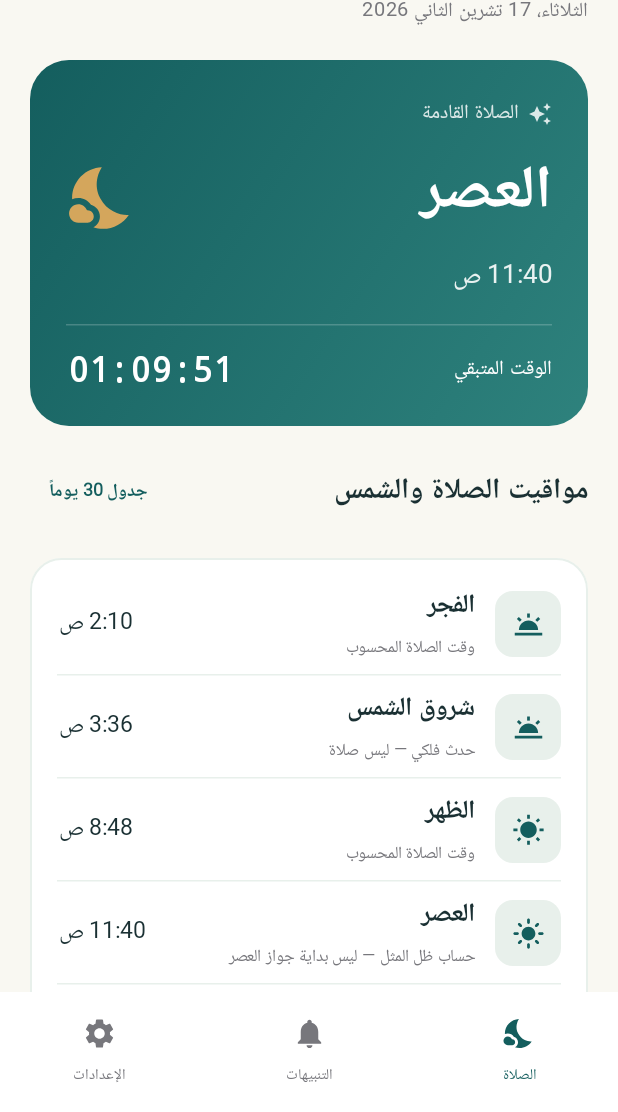
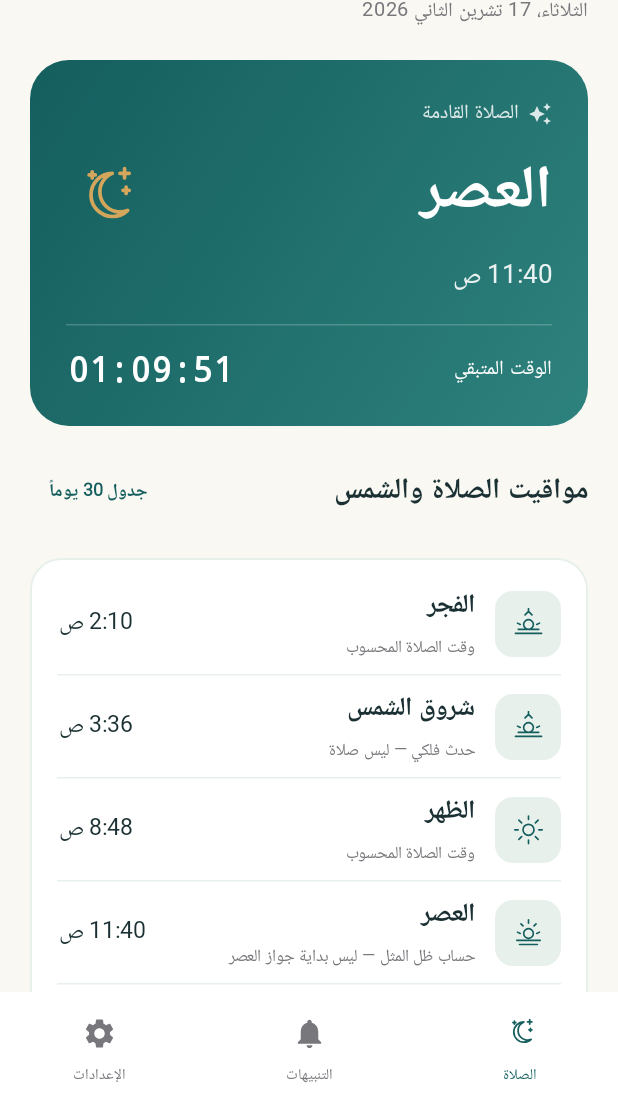
Before and after one commit to AbbasSabah97/My-Prayer, an Android app built with Jetpack Compose: the screen it shows after launch (MainActivity), on a phone screen of 412 x 824 dp, the part 124-1236 px from its top. Run offline under Robolectric (Android 15) with nearby library versions, the phone set to English and light mode, and no system bars; Roboto replaces fonts that are not available here.

Commit message:
Add reference-matched prayer icons and five-prayer Android home screen widget

```diff
--- a/android/app/build.gradle.kts
+++ b/android/app/build.gradle.kts
@@ -10,8 +10,8 @@ android {
         applicationId = "com.abbassabah.myprayer"
         minSdk = 30
         targetSdk = 32
-        versionCode = 7
-        versionName = "1.4.0"
+        versionCode = 8
+        versionName = "1.5.0"
         testInstrumentationRunner = "androidx.test.runner.AndroidJUnitRunner"
     }
     buildTypes {
--- a/android/app/src/main/kotlin/com/abbassabah/myprayer/MainActivity.kt
+++ b/android/app/src/main/kotlin/com/abbassabah/myprayer/MainActivity.kt
@@ -34,6 +34,7 @@ import androidx.compose.ui.Modifier
 import androidx.compose.ui.graphics.Brush
 import androidx.compose.ui.graphics.Color
 import androidx.compose.ui.platform.LocalContext
+import androidx.compose.ui.res.painterResource
 import androidx.compose.ui.text.font.Font
 import androidx.compose.ui.text.font.FontFamily
 import androidx.compose.ui.text.font.FontWeight
@@ -125,6 +126,7 @@ private fun PrayerApp() {
                 locationLabel = "موقعي الحالي"
                 locationMessage = null
                 PrayerLocationStore.save(context, lat, lon)
+                PrayerWidgetUpdater.update(context)
             }
         } else {
             locationMessage = "لم تمنح إذن الموقع. يمكنك اختيار مدينة عراقية يدويًا."
@@ -142,6 +144,7 @@ private fun PrayerApp() {
     val updateSettings: (PrayerSettings) -> Unit = { updated ->
         settings = updated
         PrayerSettingsStore.save(context, updated)
+        PrayerWidgetUpdater.update(context)
     }
 
     fun updateLocation() {
@@ -199,6 +202,7 @@ private fun PrayerApp() {
     }
 
     LaunchedEffect(Unit) {
+        PrayerWidgetUpdater.update(context)
         while (true) {
             nowMillis = System.currentTimeMillis()
             notificationStatus = PrayerNotificationScheduler.notificationsAllowed(context)
@@ -798,14 +802,22 @@ private fun AngleStepper(title: String, value: Double, minimum: Double, maximum:
 }
 
 @Composable
+private fun prayerDrawable(name: String): Int? = when (name) {
+    "sunrise.fill", "sunrise" -> R.drawable.ic_prayer_fajr
+    "sun.max.fill" -> R.drawable.ic_prayer_dhuhr
+    "sun.haze.fill" -> R.drawable.ic_prayer_asr
+    "sunset.fill", "sunset" -> R.drawable.ic_prayer_maghrib
+    "moon.stars.fill", "moon.zzz.fill" -> R.drawable.ic_prayer_isha
+    else -> null
+}
+
+@Composable
 private fun AppSymbol(name: String, modifier: Modifier = Modifier, tint: Color = AppTeal) {
+    val prayerIcon = prayerDrawable(name)
+    if (prayerIcon != null) {
+        Icon(painterResource(prayerIcon), contentDescription = null, modifier = modifier, tint = tint)
+    } else {
         val image = when (name) {
-        "sunrise.fill", "sunrise" -> Icons.Filled.WbTwilight
-        "sun.max.fill" -> Icons.Filled.WbSunny
-        "sun.haze.fill" -> Icons.Filled.LightMode
-        "sunset.fill", "sunset" -> Icons.Filled.Brightness4
-        "moon.stars.fill" -> Icons.Filled.NightsStay
-        "moon.zzz.fill" -> Icons.Filled.Bedtime
             "bell.badge.fill" -> Icons.Filled.Notifications
             "bell.slash.fill" -> Icons.Filled.NotificationsOff
             "checkmark.seal.fill" -> Icons.Filled.Verified
@@ -818,6 +830,7 @@ private fun AppSymbol(name: String, modifier: Modifier = Modifier, tint: Color =
             else -> Icons.Filled.Circle
         }
         Icon(image, contentDescription = null, modifier = modifier, tint = tint)
+    }
 }
 
 @Composable
--- a/android/app/src/main/kotlin/com/abbassabah/myprayer/PrayerSettings.kt
+++ b/android/app/src/main/kotlin/com/abbassabah/myprayer/PrayerSettings.kt
@@ -82,6 +82,7 @@ object PrayerSettingsStore {
             put("asrModeOverride", settings.asrModeOverride ?: JSONObject.NULL)
         }
         context.getSharedPreferences(PREFS, Context.MODE_PRIVATE).edit().putString(SETTINGS, root.toString()).apply()
+        PrayerWidgetUpdater.update(context)
     }
     private fun JSONObject.optionalDouble(key: String): Double? {
         if (!has(key) || isNull(key)) return null
--- /dev/null
+++ b/android/app/src/main/res/drawable/ic_prayer_asr.xml
@@ -0,0 +1,6 @@
+<?xml version="1.0" encoding="utf-8"?>
+<vector xmlns:android="http://schemas.android.com/apk/res/android"
+    android:width="24dp" android:height="24dp" android:viewportWidth="48" android:viewportHeight="48">
+    <path android:fillColor="#00145E5E" android:strokeColor="#145E5E" android:strokeWidth="2.4"
+        android:strokeLineCap="round" android:strokeLineJoin="round" android:pathData="M24,17 A7,7 0,1 0,24,31 A7,7 0,1 0,24,17 M24,4 L24,9 M8,22 L12,24 M40,22 L36,24 M7,34 L41,34 M11,40 L37,40 M16,13 L13,10 M32,13 L35,10" />
+</vector>
--- /dev/null
+++ b/android/app/src/main/res/drawable/ic_prayer_dhuhr.xml
@@ -0,0 +1,6 @@
+<?xml version="1.0" encoding="utf-8"?>
+<vector xmlns:android="http://schemas.android.com/apk/res/android"
+    android:width="24dp" android:height="24dp" android:viewportWidth="48" android:viewportHeight="48">
+    <path android:fillColor="#00145E5E" android:strokeColor="#145E5E" android:strokeWidth="2.4"
+        android:strokeLineCap="round" android:strokeLineJoin="round" android:pathData="M24,15 A8,8 0,1 0,24,31 A8,8 0,1 0,24,15 M24,3 L24,8 M24,38 L24,43 M4,23 L9,23 M39,23 L44,23 M10,9 L14,13 M34,33 L38,37 M38,9 L34,13 M14,33 L10,37" />
+</vector>
--- /dev/null
+++ b/android/app/src/main/res/drawable/ic_prayer_fajr.xml
@@ -0,0 +1,6 @@
+<?xml version="1.0" encoding="utf-8"?>
+<vector xmlns:android="http://schemas.android.com/apk/res/android"
+    android:width="24dp" android:height="24dp" android:viewportWidth="48" android:viewportHeight="48">
+    <path android:fillColor="#00145E5E" android:strokeColor="#145E5E" android:strokeWidth="2.4"
+        android:strokeLineCap="round" android:strokeLineJoin="round" android:pathData="M24,5 L24,1 M24,17 A7,7 0,1 0,24,31 A7,7 0,1 0,24,17 M9,31 L39,31 M5,37 L43,37 M24,5 L19,10 M24,5 L29,10 M8,22 L12,24 M40,22 L36,24" />
+</vector>
--- /dev/null
+++ b/android/app/src/main/res/drawable/ic_prayer_isha.xml
@@ -0,0 +1,6 @@
+<?xml version="1.0" encoding="utf-8"?>
+<vector xmlns:android="http://schemas.android.com/apk/res/android"
+    android:width="24dp" android:height="24dp" android:viewportWidth="48" android:viewportHeight="48">
+    <path android:fillColor="#00145E5E" android:strokeColor="#145E5E" android:strokeWidth="2.4"
+        android:strokeLineCap="round" android:strokeLineJoin="round" android:pathData="M30,8 A14,14 0,1 0,40,32 A12,12 0,1 1,30,8 M38,5 L38,11 M35,8 L41,8 M17,7 L17,11 M15,9 L19,9 M39,17 L39,21 M37,19 L41,19" />
+</vector>
--- /dev/null
+++ b/android/app/src/main/res/drawable/ic_prayer_maghrib.xml
@@ -0,0 +1,6 @@
+<?xml version="1.0" encoding="utf-8"?>
+<vector xmlns:android="http://schemas.android.com/apk/res/android"
+    android:width="24dp" android:height="24dp" android:viewportWidth="48" android:viewportHeight="48">
+    <path android:fillColor="#00145E5E" android:strokeColor="#145E5E" android:strokeWidth="2.4"
+        android:strokeLineCap="round" android:strokeLineJoin="round" android:pathData="M24,5 L24,13 M24,19 A7,7 0,1 0,24,33 A7,7 0,1 0,24,19 M8,29 L12,31 M40,29 L36,31 M5,37 L43,37 M13,12 L17,16 M35,12 L31,16" />
+</vector>
--- /dev/null
+++ b/android/app/src/main/res/drawable/widget_background.xml
@@ -0,0 +1,6 @@
+<?xml version="1.0" encoding="utf-8"?>
+<shape xmlns:android="http://schemas.android.com/apk/res/android" android:shape="rectangle">
+    <solid android:color="#FFFDF9"/>
+    <stroke android:width="1dp" android:color="#DCE8E2"/>
+    <corners android:radius="20dp"/>
+</shape>
--- /dev/null
+++ b/android/app/src/main/res/drawable/widget_preview.xml
@@ -0,0 +1,4 @@
+<?xml version="1.0" encoding="utf-8"?>
+<shape xmlns:android="http://schemas.android.com/apk/res/android" android:shape="rectangle">
+    <solid android:color="#FFFDF9"/><corners android:radius="16dp"/>
+</shape>
--- a/android/app/src/main/res/values/strings.xml
+++ b/android/app/src/main/res/values/strings.xml
@@ -1,2 +1,2 @@
 <?xml version="1.0" encoding="utf-8"?>
-<resources><string name="app_name">صلاتي</string></resources>
+<resources><string name="app_name">صلاتي</string><string name="widget_prayer_description">يعرض مواقيت الصلوات الخمس لليوم</string></resources>
```
Also changed, not shown: android/app/src/main/AndroidManifest.xml (+12 -0 lines), android/app/src/main/kotlin/com/abbassabah/myprayer/PrayerTimesWidgetProvider.kt (added, +79 -0 lines), android/app/src/main/res/layout/widget_prayer_times.xml (added, +49 -0 lines), android/app/src/main/res/xml/prayer_widget_info.xml (added, +13 -0 lines), 2 other files. Lines whose indentation alone changed are shown as unchanged.
